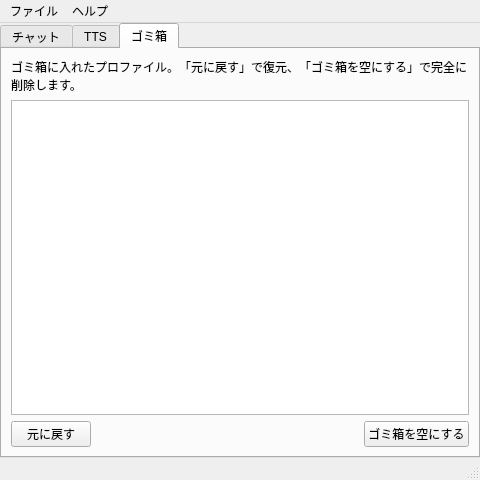
Qt form src/MainWindow.ui (mitayuki3/flexichat) before a commit.
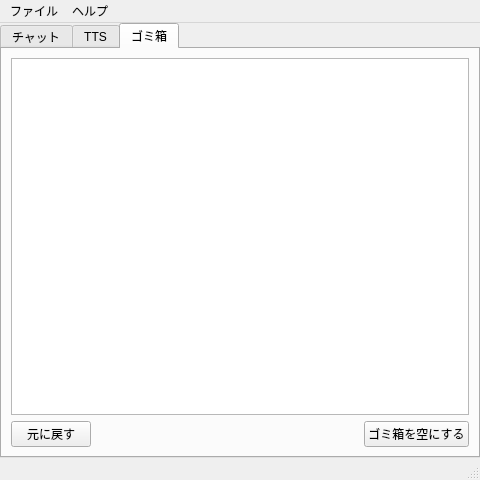
The same form after that commit. The open tabs and pages were chosen to show the change.

Commit message: ゴミ箱タブの説明ラベルと、空にする確認ダイアログを削除

The edit to the form file:
```diff
--- a/src/MainWindow.ui
+++ b/src/MainWindow.ui
@@ -403,16 +403,6 @@
         <string>ゴミ箱</string>
        </attribute>
        <layout class="QVBoxLayout" name="trashLayout">
-        <item>
-         <widget class="QLabel" name="trashHintLabel">
-          <property name="text">
-           <string>ゴミ箱に入れたプロファイル。「元に戻す」で復元、「ゴミ箱を空にする」で完全に削除します。</string>
-          </property>
-          <property name="wordWrap">
-           <bool>true</bool>
-          </property>
-         </widget>
-        </item>
         <item>
          <widget class="QListWidget" name="trashListWidget">
           <property name="editTriggers">
```
The commit also changes 1 other file.
